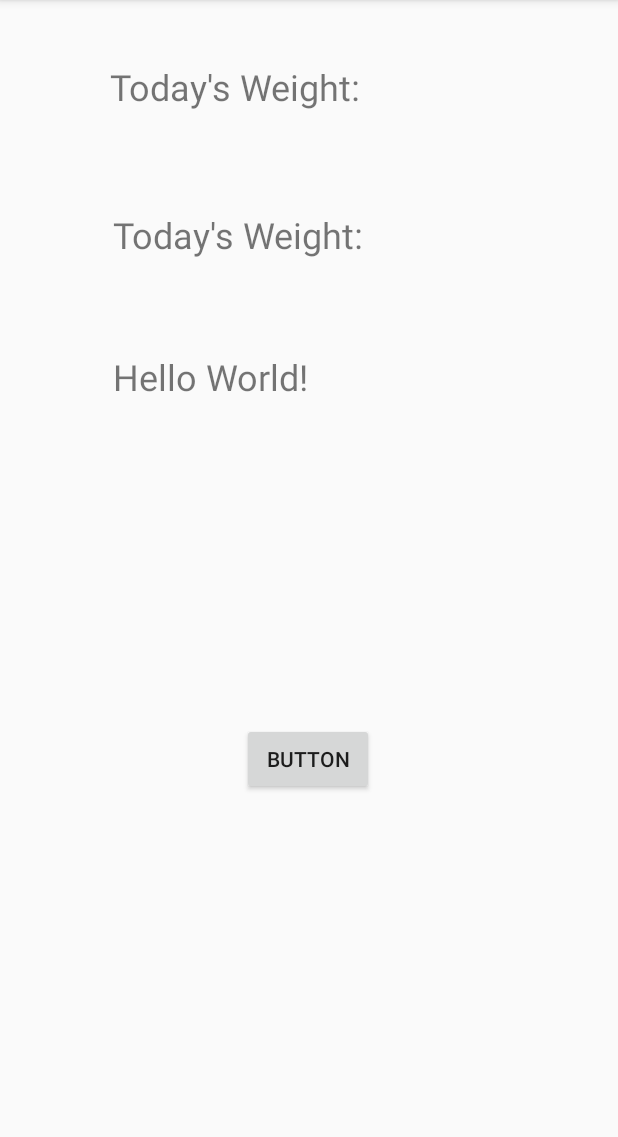
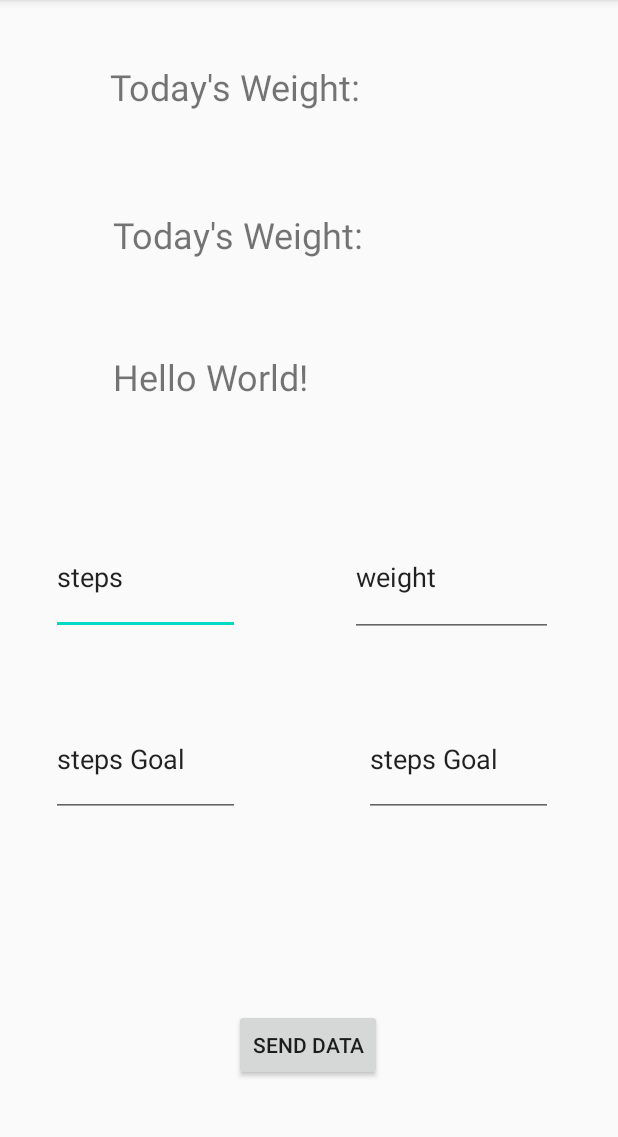
Before and after one commit to BenIsTrying/PedometerCOMP3000AndroidApp, an Android app: the screen it shows after launch (MainActivity), on a phone screen of 412 x 824 dp, the part 84-1221 px from its top. Run offline under Robolectric (Android 15) with nearby library versions, the phone set to English and light mode, and no system bars; 6 statements that could not run were skipped.

Commit message:
now sends data from the correct text feild

```diff
--- a/app/src/main/java/com/example/pedometercomp3000androidapp/MainActivity.java
+++ b/app/src/main/java/com/example/pedometercomp3000androidapp/MainActivity.java
@@ -126,14 +126,34 @@ public class MainActivity extends AppCompatActivity {
     public void btnClick(View view) {
 
         int day = 10;
+        TextView stepText = findViewById(R.id.steptxt);
+        TextView weightText = findViewById(R.id.weighttxt);
+        TextView goalStepText = findViewById(R.id.goalSteptxt);
+        TextView goalWeightText = findViewById(R.id.goalWeighttxt);
+
+        String steps = stepText.getText().toString();
+        int num1 = Integer.parseInt(steps);
+
+        String weight = stepText.getText().toString();
+        int num2 = Integer.parseInt(weight);
+
+        String stepGoals = stepText.getText().toString();
+        int num3 = Integer.parseInt(stepGoals);
+
+        String weightGoals = stepText.getText().toString();
+        int num4 = Integer.parseInt(weightGoals);
+
+
+
         //this is where the update function will be used
 
-//this is where the update function will be used
-        ExecutorService executorService2 = Executors.newSingleThreadExecutor();
-        executorService2.execute(() -> {
+        //this is where the update function will be used
+        ExecutorService executorService = Executors.newSingleThreadExecutor();
+        executorService.execute(() -> {
             try {
                 con = connectionClass.CONN();
-                String sqlUpdate = "update steps set Step_Day_01 =2000";
+
+                String sqlUpdate = "update steps set Step_Day_02 ="+num1;
                 Statement st = (Statement) con.createStatement();
                 boolean rs = st.execute(sqlUpdate);
 
@@ -143,7 +163,6 @@ public class MainActivity extends AppCompatActivity {
                 Log.e("error", e.getMessage());
 
             }
-
 
         });
 
--- a/app/src/main/res/layout/activity_main.xml
+++ b/app/src/main/res/layout/activity_main.xml
@@ -48,13 +48,69 @@
         android:id="@+id/button"
         android:layout_width="wrap_content"
         android:layout_height="wrap_content"
-        android:text="Button"
         android:onClick="btnClick"
+        android:text="Send data"
         app:layout_constraintBottom_toBottomOf="parent"
         app:layout_constraintEnd_toEndOf="parent"
         app:layout_constraintHorizontal_bias="0.498"
         app:layout_constraintStart_toStartOf="parent"
         app:layout_constraintTop_toTopOf="parent"
-        app:layout_constraintVertical_bias="0.669" />
+        app:layout_constraintVertical_bias="0.934" />
+
+    <EditText
+        android:id="@+id/steptxt"
+        android:layout_width="126dp"
+        android:layout_height="77dp"
+        android:ems="10"
+        android:inputType="textPersonName"
+        android:text="steps"
+        app:layout_constraintBottom_toTopOf="@+id/button"
+        app:layout_constraintEnd_toEndOf="parent"
+        app:layout_constraintHorizontal_bias="0.12"
+        app:layout_constraintStart_toStartOf="parent"
+        app:layout_constraintTop_toBottomOf="@+id/textView3"
+        app:layout_constraintVertical_bias="0.204" />
+
+    <EditText
+        android:id="@+id/goalSteptxt"
+        android:layout_width="126dp"
+        android:layout_height="77dp"
+        android:ems="10"
+        android:inputType="textPersonName"
+        android:text="steps Goal"
+        app:layout_constraintBottom_toTopOf="@+id/button"
+        app:layout_constraintEnd_toEndOf="parent"
+        app:layout_constraintHorizontal_bias="0.119"
+        app:layout_constraintStart_toStartOf="parent"
+        app:layout_constraintTop_toBottomOf="@+id/textView3"
+        app:layout_constraintVertical_bias="0.591" />
+
+    <EditText
+        android:id="@+id/goalWeighttxt"
+        android:layout_width="126dp"
+        android:layout_height="77dp"
+        android:ems="10"
+        android:inputType="textPersonName"
+        android:text="steps Goal"
+        app:layout_constraintBottom_toTopOf="@+id/button"
+        app:layout_constraintEnd_toEndOf="parent"
+        app:layout_constraintHorizontal_bias="0.849"
+        app:layout_constraintStart_toStartOf="parent"
+        app:layout_constraintTop_toBottomOf="@+id/textView3"
+        app:layout_constraintVertical_bias="0.591" />
+
+    <EditText
+        android:id="@+id/weighttxt"
+        android:layout_width="135dp"
+        android:layout_height="80dp"
+        android:ems="10"
+        android:inputType="textPersonName"
+        android:text="weight"
+        app:layout_constraintBottom_toTopOf="@+id/button"
+        app:layout_constraintEnd_toEndOf="parent"
+        app:layout_constraintHorizontal_bias="0.843"
+        app:layout_constraintStart_toStartOf="parent"
+        app:layout_constraintTop_toBottomOf="@+id/textView3"
+        app:layout_constraintVertical_bias="0.202" />
 
 </android.support.constraint.ConstraintLayout>
```
